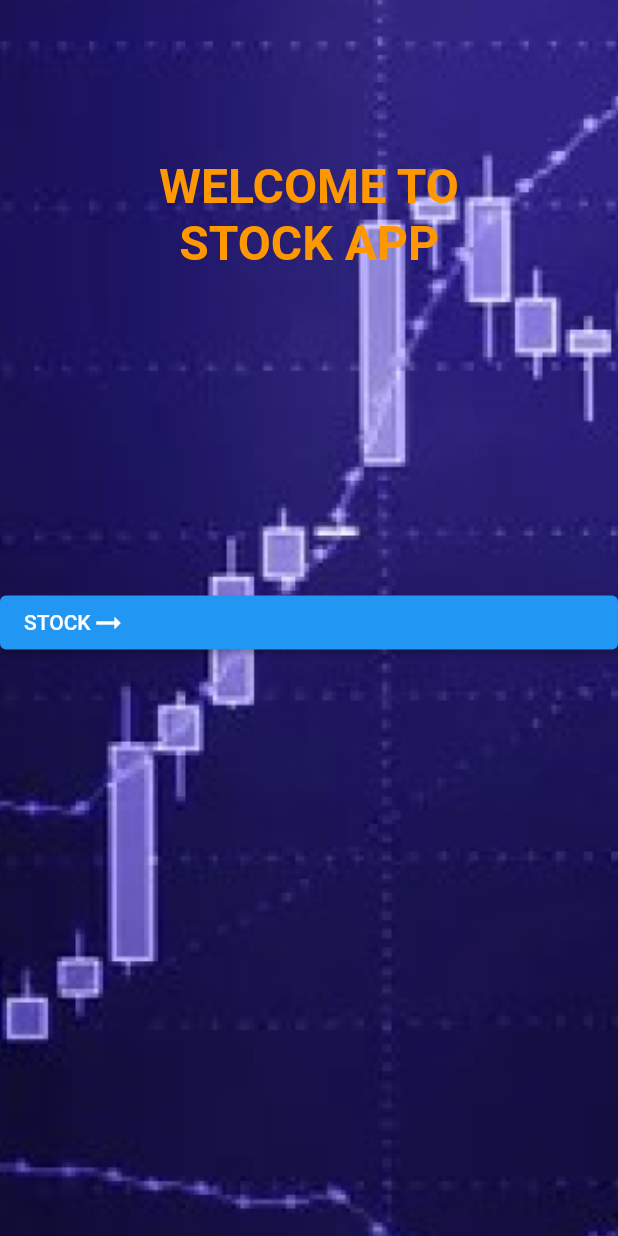
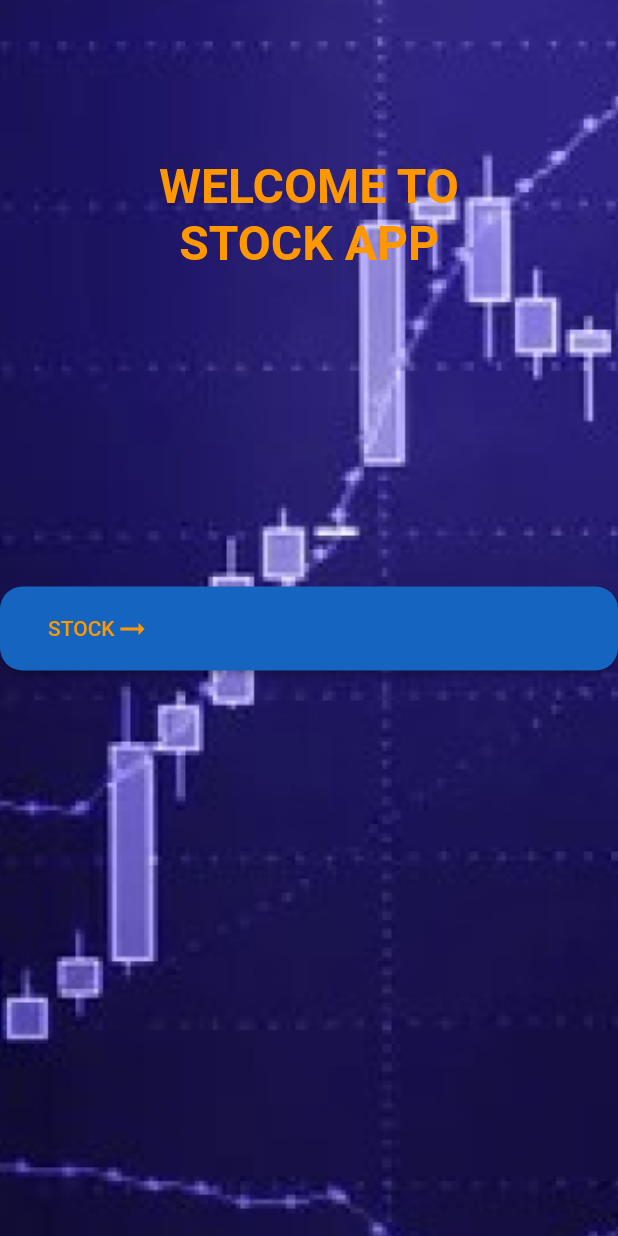
Before and after one commit to Blockchain-Research-Lab-Trainees/stock_app, a Flutter app: the screen it shows after launch, on a phone screen of 412 x 824 dp. Run offline on Flutter 3.47's test engine with Material 2 defaults, Android fonts, the phone set to English and light mode, and no system bars; our stand-ins replace sensors.

Commit message:
Clear the code and structure of ui in second page

```diff
--- a/lib/Pages/DetailStock.dart
+++ b/lib/Pages/DetailStock.dart
@@ -43,7 +43,8 @@ class _DetailStockState extends State<DetailStock> {
           child:Text(L.symbol[ind],style:TextStyle(fontSize: 22,fontWeight: FontWeight.w600),),
         ),
       ),
-        body:Column(
+        body:Center(
+          child: Column(
       children: [
           Text('  '),
           // Text(identifier[index].toString()),
@@ -63,6 +64,7 @@ class _DetailStockState extends State<DetailStock> {
           Text("Change Price in 30 days: "+L.perChange30d[ind].toString(),style:TextStyle(fontWeight: FontWeight.w400,fontSize: 20)),
 
       ],),
+        ),
     );
   }
 }
--- a/lib/Pages/FirstPage.dart
+++ b/lib/Pages/FirstPage.dart
@@ -31,23 +31,26 @@ class _FirstPageState extends State<FirstPage> {
                       child:Column(children: [
                         Text('WELCOME TO',style:TextStyle(fontSize:32,fontWeight:FontWeight.bold,color: Colors.orange),),
                         Text('STOCK APP',style:TextStyle(fontSize:32,fontWeight:FontWeight.bold,color: Colors.orange),),
-    ],
-    ),
-
+                        ],),
                     ),
                   ),
                   SizedBox(height: 200,),
-                ElevatedButton(onPressed:(){
+                  ElevatedButton(
+                    style:ElevatedButton.styleFrom(backgroundColor: Colors.blue.shade800,
+                      padding: EdgeInsets.symmetric(vertical: 16,horizontal: 32),
+                      shape: RoundedRectangleBorder(
+                          borderRadius: BorderRadius.circular(15)
+                      ),
+                    ),
+                    onPressed:(){
                     Navigator.push(context,  MaterialPageRoute(builder: (context) => HttpPage()));
-                }, child: Row(
-                  children: [
-                    Text('STOCK'),
-                    Icon(Icons.arrow_right_alt),
-                  ],
-                )),
+                  }, child: Row(children: [
+                      Text('STOCK',style: TextStyle(color: Colors.orange),),
+                      Icon(Icons.arrow_right_alt,color: Colors.orange,),
                     ],),
-        ],
                   ),
+                ],),
+              ],),
             ),
           ),
         );
```
Also changed, not shown: lib/Data/StoreList.dart (+0 -19 lines), lib/Pages/HttpPage.dart (+9 -25 lines). Lines whose indentation alone changed are shown as unchanged.
